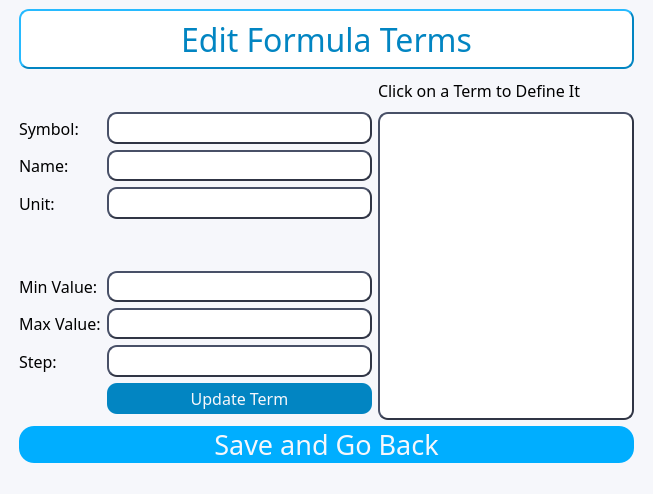
Above: gui/editFormula.ui from AlexShem247/note-and-flashcard-maker before the change. Below: the same form after it.
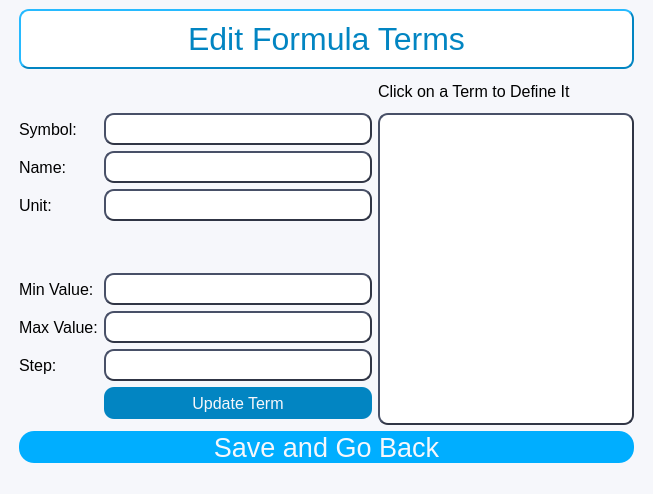
That is the form after the change.

Commit message: Changed Font to MS Shell

What changed in the file:
```diff
--- a/gui/editFormula.ui
+++ b/gui/editFormula.ui
@@ -51,7 +51,7 @@
         </property>
         <property name="font">
          <font>
-          <family>Neue Haas Grotesk Text Pro</family>
+          <family>MS Shell Dlg 2</family>
           <pointsize>12</pointsize>
          </font>
         </property>
@@ -68,7 +68,7 @@
        <widget class="QLabel" name="label_7">
         <property name="font">
          <font>
-          <family>Neue Haas Grotesk Text Pro</family>
+          <family>MS Shell Dlg 2</family>
           <pointsize>12</pointsize>
          </font>
         </property>
@@ -87,7 +87,7 @@
         </property>
         <property name="font">
          <font>
-          <family>Neue Haas Grotesk Text Pro</family>
+          <family>MS Shell Dlg 2</family>
           <pointsize>20</pointsize>
          </font>
         </property>
@@ -117,7 +117,7 @@
         </property>
         <property name="font">
          <font>
-          <family>Neue Haas Grotesk Text Pro</family>
+          <family>MS Shell Dlg 2</family>
           <pointsize>12</pointsize>
          </font>
         </property>
@@ -140,7 +140,7 @@
         </property>
         <property name="font">
          <font>
-          <family>Neue Haas Grotesk Text Pro</family>
+          <family>MS Shell Dlg 2</family>
           <pointsize>12</pointsize>
          </font>
         </property>
@@ -164,7 +164,7 @@
        <widget class="QLabel" name="label_5">
         <property name="font">
          <font>
-          <family>Neue Haas Grotesk Text Pro</family>
+          <family>MS Shell Dlg 2</family>
           <pointsize>12</pointsize>
          </font>
         </property>
@@ -190,7 +190,7 @@
        <widget class="QLabel" name="label_4">
         <property name="font">
          <font>
-          <family>Neue Haas Grotesk Text Pro</family>
+          <family>MS Shell Dlg 2</family>
           <pointsize>12</pointsize>
          </font>
         </property>
@@ -209,7 +209,7 @@
         </property>
         <property name="font">
          <font>
-          <family>Neue Haas Grotesk Text Pro</family>
+          <family>MS Shell Dlg 2</family>
           <pointsize>12</pointsize>
          </font>
         </property>
@@ -226,7 +226,7 @@
        <widget class="QLabel" name="label_6">
         <property name="font">
          <font>
-          <family>Neue Haas Grotesk Text Pro</family>
+          <family>MS Shell Dlg 2</family>
           <pointsize>12</pointsize>
          </font>
         </property>
@@ -245,7 +245,7 @@
         </property>
         <property name="font">
          <font>
-          <family>Neue Haas Grotesk Text Pro</family>
+          <family>MS Shell Dlg 2</family>
           <pointsize>12</pointsize>
          </font>
         </property>
@@ -262,7 +262,7 @@
        <widget class="QListWidget" name="termListWidget">
         <property name="font">
          <font>
-          <family>Neue Haas Grotesk Text Pro</family>
+          <family>MS Shell Dlg 2</family>
           <pointsize>12</pointsize>
          </font>
         </property>
@@ -285,7 +285,7 @@
         </property>
         <property name="font">
          <font>
-          <family>Neue Haas Grotesk Text Pro</family>
+          <family>MS Shell Dlg 2</family>
           <pointsize>12</pointsize>
          </font>
         </property>
@@ -310,7 +310,7 @@
         </property>
         <property name="font">
          <font>
-          <family>Neue Haas Grotesk Text Pro</family>
+          <family>MS Shell Dlg 2</family>
           <pointsize>24</pointsize>
          </font>
         </property>
@@ -340,7 +340,7 @@
         </property>
         <property name="font">
          <font>
-          <family>Neue Haas Grotesk Text Pro</family>
+          <family>MS Shell Dlg 2</family>
           <pointsize>12</pointsize>
          </font>
         </property>
@@ -353,7 +353,7 @@
        <widget class="QLabel" name="label_3">
         <property name="font">
          <font>
-          <family>Neue Haas Grotesk Text Pro</family>
+          <family>MS Shell Dlg 2</family>
           <pointsize>12</pointsize>
          </font>
         </property>
@@ -372,7 +372,7 @@
         </property>
         <property name="font">
          <font>
-          <family>Neue Haas Grotesk Text Pro</family>
+          <family>MS Shell Dlg 2</family>
           <pointsize>12</pointsize>
          </font>
         </property>
```
The commit also changes 27 other files.
